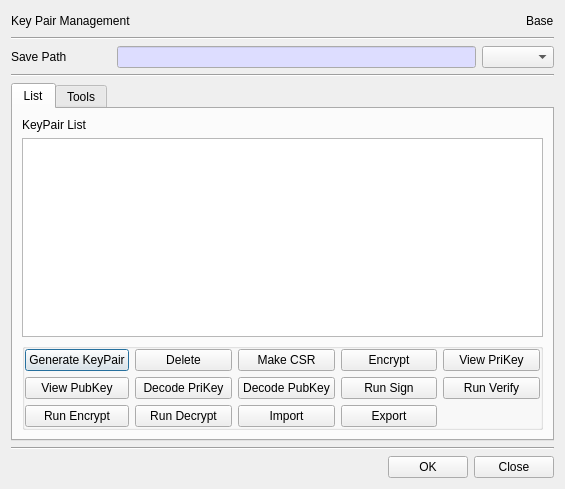
Above: BerEditor/key_pair_man_dlg.ui from jykim74/BerEditor before the change. Below: the same form after it.
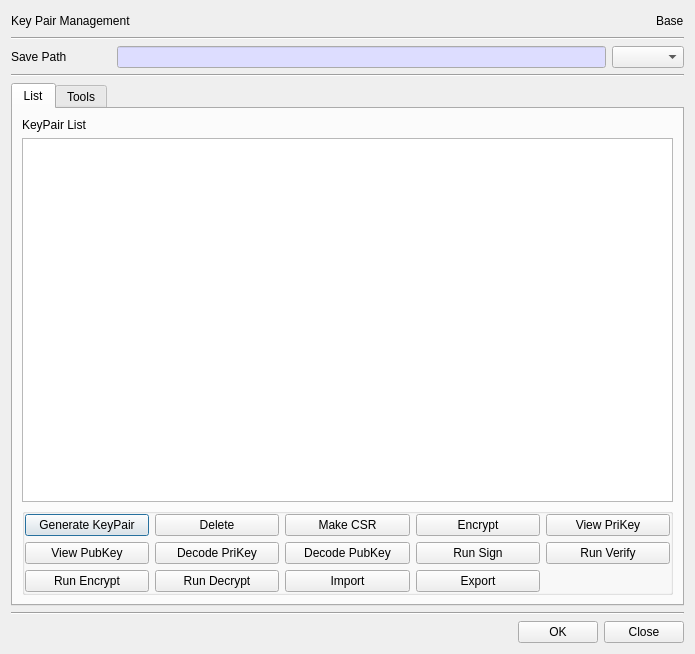
That is the form after the change. The open tabs and pages were chosen to show the change.

Patch:
```diff
--- a/BerEditor/key_pair_man_dlg.ui
+++ b/BerEditor/key_pair_man_dlg.ui
@@ -6,8 +6,8 @@
    <rect>
     <x>0</x>
     <y>0</y>
-    <width>562</width>
-    <height>489</height>
+    <width>695</width>
+    <height>654</height>
    </rect>
   </property>
   <property name="windowTitle">
```
Left out of the diff: 2 changed lines with no effect on the pictures.
